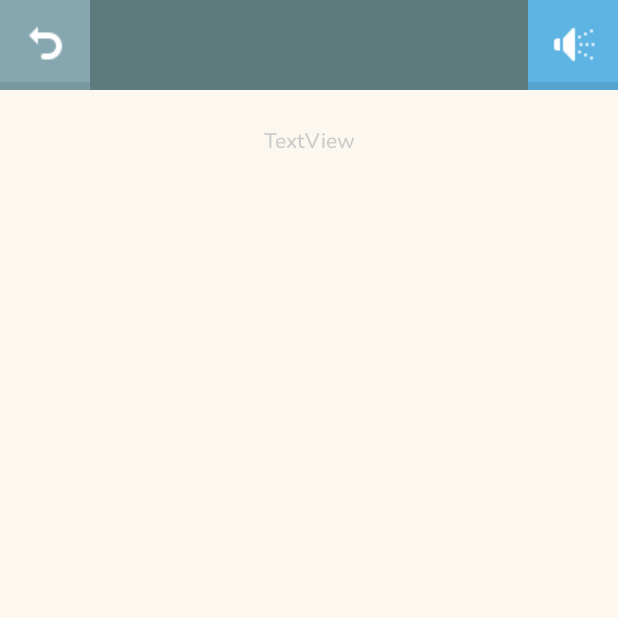
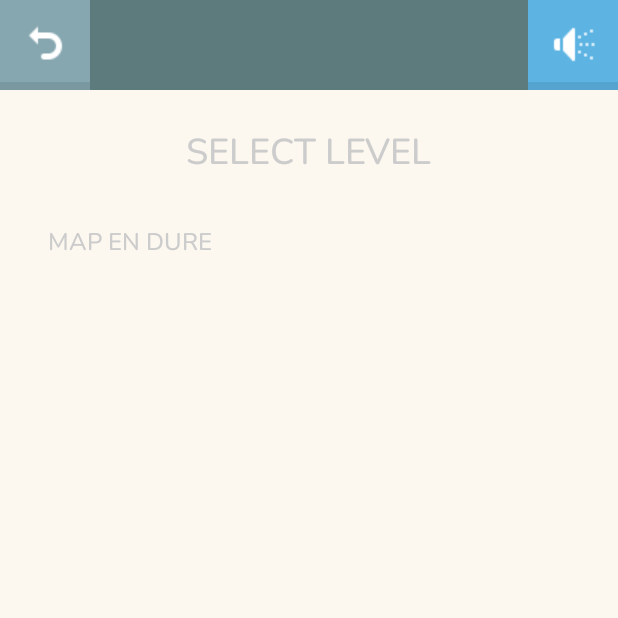
Before and after one commit to TheRake66/Sokoban-Android, an Android app: the screen it shows after launch (MapSelectionActivity), after a tap on "PLAY", on a phone screen of 412 x 824 dp, the top half of it. Run offline under Robolectric (Android 15) with nearby library versions, the phone set to English and light mode, and no system bars.

Commit message:
map select

```diff
--- a/app/build.gradle
+++ b/app/build.gradle
@@ -33,6 +33,7 @@ dependencies {
     implementation 'androidx.appcompat:appcompat:1.2.0'
     implementation 'com.google.android.material:material:1.3.0'
     implementation 'androidx.constraintlayout:constraintlayout:2.0.4'
+    implementation 'androidx.legacy:legacy-support-v4:1.0.0'
     testImplementation 'junit:junit:4.+'
     androidTestImplementation 'androidx.test.ext:junit:1.1.2'
     androidTestImplementation 'androidx.test.espresso:espresso-core:3.3.0'
--- a/app/src/main/AndroidManifest.xml
+++ b/app/src/main/AndroidManifest.xml
@@ -9,19 +9,19 @@
         android:roundIcon="@mipmap/ic_launcher_round"
         android:supportsRtl="true"
         android:theme="@style/Theme.AppCompat.Light.NoActionBar">
+
         <activity
             android:name=".activity.MapSelectionActivity"
             android:exported="false" />
         <activity
-            android:name=".activity.HomelActivity"
-            android:exported="false" />
-        <activity android:name=".MainActivity">
+            android:name=".activity.HomelActivity">
+
             <intent-filter>
                 <action android:name="android.intent.action.MAIN" />
-
                 <category android:name="android.intent.category.LAUNCHER" />
             </intent-filter>
         </activity>
+
     </application>
 
 </manifest>
--- a/app/src/main/java/com/example/sokoban/MainActivity.java
+++ /dev/null
@@ -1,18 +0,0 @@
-package com.example.sokoban;
-
-import androidx.appcompat.app.AppCompatActivity;
-
-import android.content.Intent;
-import android.os.Bundle;
-
-import com.example.sokoban.activity.HomelActivity;
-
-public class MainActivity extends AppCompatActivity {
-
-    @Override
-    protected void onCreate(Bundle savedInstanceState) {
-        super.onCreate(savedInstanceState);
-        setContentView(R.layout.activity_main);
-        startActivity(new Intent(MainActivity.this, HomelActivity.class));
-    }
-}
--- a/app/src/main/java/com/example/sokoban/activity/HomelActivity.java
+++ b/app/src/main/java/com/example/sokoban/activity/HomelActivity.java
@@ -5,7 +5,6 @@ import androidx.appcompat.app.AppCompatActivity;
 import android.content.Intent;
 import android.os.Bundle;
 
-import com.example.sokoban.MainActivity;
 import com.example.sokoban.R;
 
 public class HomelActivity extends AppCompatActivity {
--- a/app/src/main/res/layout/activity_main.xml
+++ /dev/null
@@ -1,8 +0,0 @@
-<?xml version="1.0" encoding="utf-8"?>
-<androidx.constraintlayout.widget.ConstraintLayout xmlns:android="http://schemas.android.com/apk/res/android"
-    xmlns:app="http://schemas.android.com/apk/res-auto"
-    xmlns:tools="http://schemas.android.com/tools"
-    android:layout_width="match_parent"
-    android:layout_height="match_parent"
-    tools:context=".MainActivity">
-</androidx.constraintlayout.widget.ConstraintLayout>
--- a/app/src/main/res/layout/activity_map_selection.xml
+++ b/app/src/main/res/layout/activity_map_selection.xml
@@ -21,27 +21,29 @@
             style="@style/ButtonNeutral"
             android:layout_width="60dp"
             android:layout_height="0dp"
+            android:drawableStart="@drawable/undo"
+            android:drawableLeft="@drawable/undo"
+            android:paddingLeft="15dp"
+            android:paddingRight="15dp"
             app:layout_constraintBottom_toBottomOf="parent"
             app:layout_constraintStart_toStartOf="parent"
             app:layout_constraintTop_toTopOf="parent"
-            android:drawableStart="@drawable/undo"
-            android:drawableLeft="@drawable/undo"
-            android:paddingLeft="15dp"
-            android:paddingRight="15dp" />
+            tools:ignore="SpeakableTextPresentCheck" />
 
         <Button
             android:id="@+id/button3"
             style="@style/Button"
             android:layout_width="60dp"
             android:layout_height="0dp"
+            android:drawableStart="@drawable/mute"
+            android:drawableLeft="@drawable/mute"
+            android:paddingLeft="15dp"
+            android:paddingRight="15dp"
             app:layout_constraintBottom_toBottomOf="parent"
             app:layout_constraintEnd_toEndOf="parent"
             app:layout_constraintTop_toTopOf="parent"
             app:layout_constraintVertical_bias="1.0"
-            android:drawableStart="@drawable/mute"
-            android:drawableLeft="@drawable/mute"
-            android:paddingLeft="15dp"
-            android:paddingRight="15dp" />
+            tools:ignore="SpeakableTextPresentCheck" />
     </androidx.constraintlayout.widget.ConstraintLayout>
 
     <TextView
@@ -50,9 +52,26 @@
         android:layout_height="wrap_content"
         android:layout_marginTop="24dp"
         android:fontFamily="@font/medium"
-        android:text="TextView"
+        android:text="SELECT LEVEL"
+        android:textAllCaps="true"
         android:textColor="@color/footer"
+        android:textSize="24sp"
         app:layout_constraintEnd_toEndOf="parent"
         app:layout_constraintStart_toStartOf="parent"
         app:layout_constraintTop_toBottomOf="@+id/back" />
+
+    <TextView
+        android:id="@+id/textView5"
+        android:layout_width="wrap_content"
+        android:layout_height="wrap_content"
+        android:layout_marginStart="32dp"
+        android:layout_marginTop="32dp"
+        android:fontFamily="@font/medium"
+        android:text="Map en dure"
+        android:textAllCaps="true"
+        android:textColor="@color/footer"
+        android:textSize="16sp"
+        app:layout_constraintStart_toStartOf="parent"
+        app:layout_constraintTop_toBottomOf="@+id/textView4" />
+
 </androidx.constraintlayout.widget.ConstraintLayout>
```
